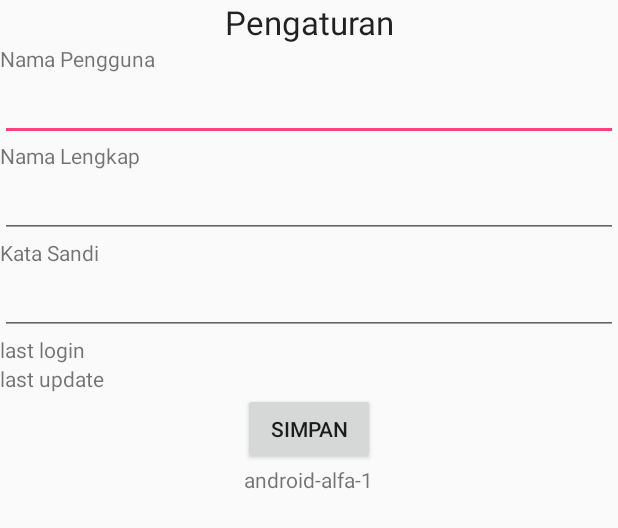
After one commit to winardiaris/uangku-client, an Android app: the layout pengaturan_activity.xml on its own in the app's theme, with its tools: preview values and no code run, on a phone screen of 412 x 824 dp. The commit adds this screen. Shown: the top 528 px of the screen. Run offline under Robolectric (Android 15) with nearby library versions, the phone set to English and light mode, and no system bars.

Commit message:
pengaturan selesai

```diff
--- a/android/uangku/app/src/main/AndroidManifest.xml
+++ b/android/uangku/app/src/main/AndroidManifest.xml
@@ -35,6 +35,9 @@
         <activity
             android:name=".tambahdata_activity"
             android:label="tambahdata_activity">
+        </activity><activity
+            android:name=".pengaturan_activity"
+            android:label="pengaturan_activity">
         </activity>
     </application>
 
--- /dev/null
+++ b/android/uangku/app/src/main/res/layout/pengaturan_activity.xml
@@ -0,0 +1,76 @@
+<?xml version="1.0" encoding="utf-8"?>
+<LinearLayout xmlns:android="http://schemas.android.com/apk/res/android"
+    android:orientation="vertical" android:layout_width="match_parent"
+    android:layout_height="match_parent"
+    android:weightSum="1">
+
+    <TextView
+        android:layout_width="match_parent"
+        android:layout_height="wrap_content"
+        android:textAppearance="?android:attr/textAppearanceLarge"
+        android:text="@string/action_settings"
+        android:id="@+id/textView2"
+        android:gravity="center_vertical|center_horizontal" />
+
+    <TextView
+        android:layout_width="wrap_content"
+        android:layout_height="wrap_content"
+        android:text="@string/username"
+        android:id="@+id/lusername" />
+
+    <EditText
+        android:layout_width="match_parent"
+        android:layout_height="wrap_content"
+        android:id="@+id/tusername" />
+
+    <TextView
+        android:layout_width="wrap_content"
+        android:layout_height="wrap_content"
+        android:text="@string/realname"
+        android:id="@+id/lrealname" />
+
+    <EditText
+        android:layout_width="match_parent"
+        android:layout_height="wrap_content"
+        android:id="@+id/trealname" />
+
+    <TextView
+        android:layout_width="wrap_content"
+        android:layout_height="wrap_content"
+        android:text="@string/password"
+        android:id="@+id/lpassword" />
+
+    <EditText
+        android:layout_width="match_parent"
+        android:layout_height="wrap_content"
+        android:inputType="textPassword"
+        android:ems="10"
+        android:id="@+id/tpassword" />
+
+    <TextView
+        android:layout_width="wrap_content"
+        android:layout_height="wrap_content"
+        android:text="last login"
+        android:id="@+id/llastlogin" />
+
+    <TextView
+        android:layout_width="wrap_content"
+        android:layout_height="wrap_content"
+        android:text="last update"
+        android:id="@+id/llastupdate" />
+
+    <Button
+        android:layout_width="wrap_content"
+        android:layout_height="wrap_content"
+        android:text="@string/save"
+        android:id="@+id/bupdate"
+        android:layout_gravity="center_horizontal" />
+
+    <TextView
+        android:layout_width="wrap_content"
+        android:layout_height="wrap_content"
+        android:textAppearance="?android:attr/textAppearanceSmall"
+        android:text="@string/app_version"
+        android:id="@+id/textView3"
+        android:layout_gravity="center_horizontal" />
+</LinearLayout>
--- a/android/uangku/app/src/main/res/layout/tambahdata_activity.xml
+++ b/android/uangku/app/src/main/res/layout/tambahdata_activity.xml
@@ -85,7 +85,7 @@
     <Button
         android:layout_width="wrap_content"
         android:layout_height="wrap_content"
-        android:text="Simpan"
+        android:text="@string/save"
         android:id="@+id/bsave"
         android:layout_gravity="center_horizontal" />
 
--- a/android/uangku/app/src/main/res/values/strings.xml
+++ b/android/uangku/app/src/main/res/values/strings.xml
@@ -13,4 +13,6 @@
     <string name="newdata">Data Baru</string>
     <string name="listdata">Daftar Data Keuangan</string>
     <string name="action_settings">Pengaturan</string>
+    <string name="save">Simpan</string>
+    <string name="update">Perbaharui</string>
 </resources>
```
Also changed, not shown: android/uangku/app/src/main/java/id/my/arwin/uangku/menuutama_activity.java (+19 -0 lines), android/uangku/app/src/main/java/id/my/arwin/uangku/pengaturan_activity.java (added, +165 -0 lines), android/uangku/app/src/main/java/id/my/arwin/uangku/sessiomanager.java (+4 -4 lines).
